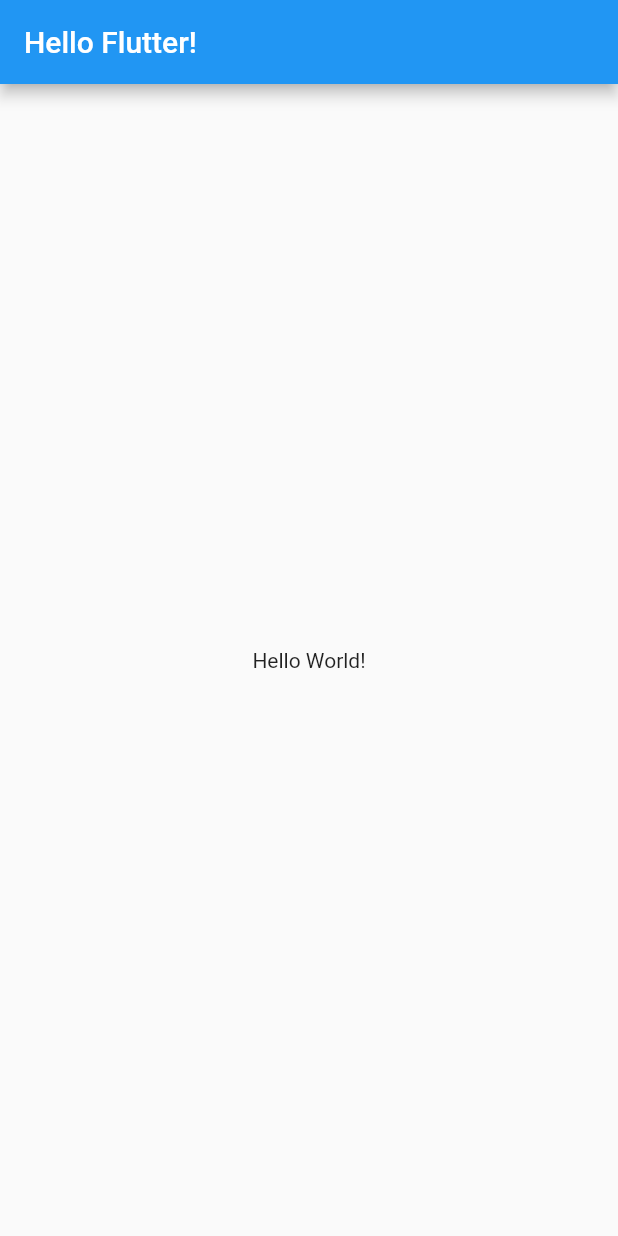
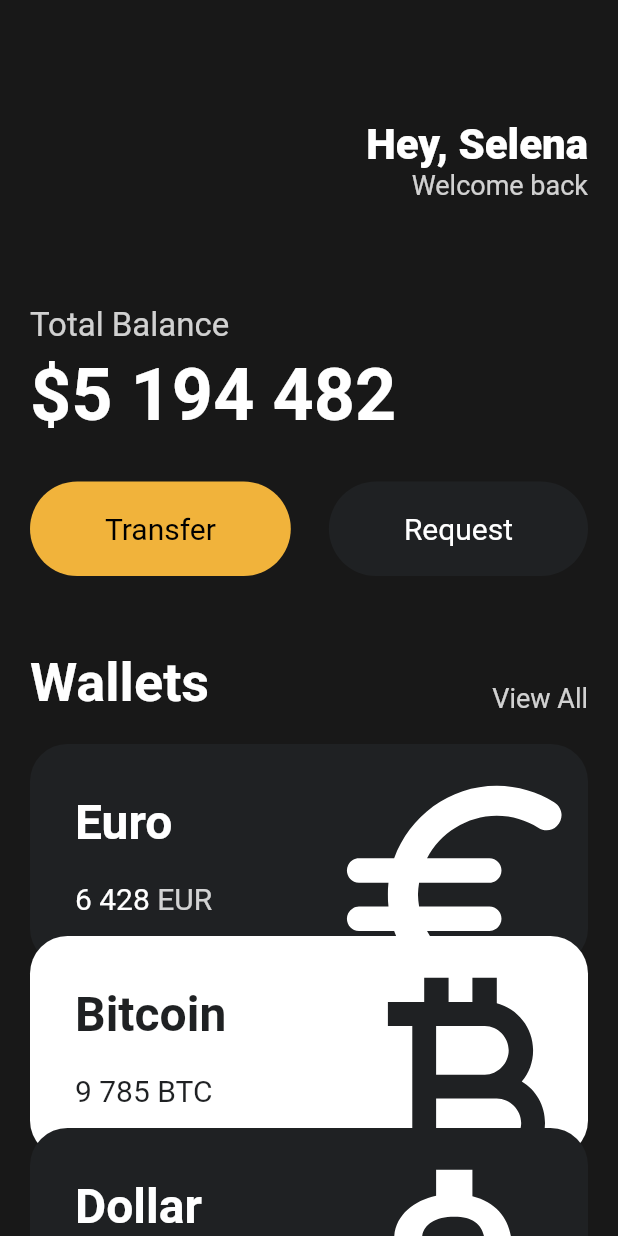
Before and after one commit to Moveuk/TIL, a Flutter app: the screen it shows after launch, on a phone screen of 412 x 824 dp. Run offline on Flutter 3.47's test engine with Material 2 defaults, Android fonts, the phone set to English and light mode, and no system bars.

Commit message:
add: Flutter UI Clone sample project

```diff
--- a/Language/flutter/toonflix/lib/main.dart
+++ b/Language/flutter/toonflix/lib/main.dart
@@ -1,19 +1,151 @@
 import 'package:flutter/material.dart';
+import 'package:toonflix/widgets/button.dart';
+import 'package:toonflix/widgets/currency_card.dart';
 
 void main() {
   runApp(App());
 }
 
 class App extends StatelessWidget {
+  const App({super.key});
+
   @override
   Widget build(BuildContext context) {
     return MaterialApp(
       home: Scaffold(
-        appBar: AppBar(
-          title: Text('Hello Flutter!'),
-        ),
-        body: Center(
-          child: Text('Hello World!'),
+        backgroundColor: const Color(0xFF181818),
+        body: SingleChildScrollView(
+          child: Padding(
+            padding: const EdgeInsets.symmetric(
+              horizontal: 20,
+            ),
+            child: Column(
+              crossAxisAlignment: CrossAxisAlignment.start,
+              children: [
+                const SizedBox(
+                  height: 80,
+                ),
+                const Row(
+                  mainAxisAlignment: MainAxisAlignment.end,
+                  children: [
+                    Column(
+                      crossAxisAlignment: CrossAxisAlignment.end,
+                      children: [
+                        Text(
+                          'Hey, Selena',
+                          style: TextStyle(
+                            color: Colors.white,
+                            fontSize: 28,
+                            fontWeight: FontWeight.w800,
+                          ),
+                        ),
+                        Text(
+                          'Welcome back',
+                          style: TextStyle(
+                            color: Color.fromRGBO(255, 255, 255, 0.8),
+                            fontSize: 18,
+                          ),
+                        ),
+                      ],
+                    )
+                  ],
+                ),
+                const SizedBox(
+                  height: 70,
+                ),
+                Text(
+                  'Total Balance',
+                  style: TextStyle(
+                    fontSize: 22,
+                    color: Colors.white.withOpacity(0.8),
+                  ),
+                ),
+                const SizedBox(
+                  height: 5,
+                ),
+                const Text(
+                  '\$5 194 482',
+                  style: TextStyle(
+                    fontSize: 48,
+                    fontWeight: FontWeight.w600,
+                    color: Colors.white,
+                  ),
+                ),
+                const SizedBox(
+                  height: 30,
+                ),
+                const Row(
+                  mainAxisAlignment: MainAxisAlignment.spaceBetween,
+                  children: [
+                    Button(
+                      text: 'Transfer',
+                      bgColor: Color(0xFFF1B33B),
+                      textColor: Colors.black,
+                    ),
+                    Button(
+                      text: 'Request',
+                      bgColor: Color(0xFF1F2123),
+                      textColor: Colors.white,
+                    ),
+                  ],
+                ),
+                const SizedBox(
+                  height: 50,
+                ),
+                Row(
+                  crossAxisAlignment: CrossAxisAlignment.end,
+                  mainAxisAlignment: MainAxisAlignment.spaceBetween,
+                  children: [
+                    const Text(
+                      'Wallets',
+                      style: TextStyle(
+                        color: Colors.white,
+                        fontSize: 36,
+                        fontWeight: FontWeight.w600,
+                      ),
+                    ),
+                    Text(
+                      'View All',
+                      style: TextStyle(
+                        color: Colors.white.withOpacity(0.8),
+                        fontSize: 18,
+                      ),
+                    ),
+                  ],
+                ),
+                const SizedBox(
+                  height: 20,
+                ),
+                const CurrencyCard(
+                  name: 'Euro',
+                  code: 'EUR',
+                  amount: '6 428',
+                  icon: Icons.euro_rounded,
+                  isInverted: false,
+                ),
+                Transform.translate(
+                  offset: const Offset(0, -20),
+                  child: const CurrencyCard(
+                    name: 'Bitcoin',
+                    code: 'BTC',
+                    amount: '9 785',
+                    icon: Icons.currency_bitcoin,
+                    isInverted: true,
+                  ),
+                ),
+                Transform.translate(
+                  offset: const Offset(0, -40),
+                  child: const CurrencyCard(
+                    name: 'Dollar',
+                    code: 'USD',
+                    amount: '428',
+                    icon: Icons.attach_money_outlined,
+                    isInverted: false,
+                  ),
+                ),
+              ],
+            ),
+          ),
         ),
       ),
     );
--- /dev/null
+++ b/Language/flutter/toonflix/lib/widgets/button.dart
@@ -0,0 +1,37 @@
+import 'package:flutter/material.dart';
+
+class Button extends StatelessWidget {
+  final String text;
+  final Color bgColor;
+  final Color textColor;
+
+  const Button({
+    super.key,
+    required this.text,
+    required this.bgColor,
+    required this.textColor,
+  });
+
+  @override
+  Widget build(BuildContext context) {
+    return Container(
+      decoration: BoxDecoration(
+        color: bgColor,
+        borderRadius: BorderRadius.circular(45),
+      ),
+      child: Padding(
+        padding: const EdgeInsets.symmetric(
+          vertical: 20,
+          horizontal: 50,
+        ),
+        child: Text(
+          text,
+          style: TextStyle(
+            color: textColor,
+            fontSize: 20,
+          ),
+        ),
+      ),
+    );
+  }
+}
--- /dev/null
+++ b/Language/flutter/toonflix/lib/widgets/currency_card.dart
@@ -0,0 +1,90 @@
+import 'package:flutter/material.dart';
+
+class CurrencyCard extends StatelessWidget {
+  final String name, code, amount;
+  final IconData icon;
+  final bool isInverted;
+
+  final _blackColor = const Color(0xFF1F2123);
+
+  const CurrencyCard({
+    super.key,
+    required this.name,
+    required this.code,
+    required this.amount,
+    required this.icon,
+    required this.isInverted,
+  });
+
+  @override
+  Widget build(BuildContext context) {
+    return Container(
+      clipBehavior: Clip.hardEdge,
+      decoration: BoxDecoration(
+        color: isInverted ? Colors.white : _blackColor,
+        borderRadius: BorderRadius.circular(25),
+      ),
+      child: Padding(
+        padding: const EdgeInsets.all(30),
+        child: Row(
+          mainAxisAlignment: MainAxisAlignment.spaceBetween,
+          children: [
+            Column(
+              crossAxisAlignment: CrossAxisAlignment.start,
+              children: [
+                Text(
+                  name,
+                  style: TextStyle(
+                    color: isInverted ? _blackColor : Colors.white,
+                    fontSize: 32,
+                    fontWeight: FontWeight.w600,
+                  ),
+                ),
+                const SizedBox(
+                  height: 20,
+                ),
+                Row(
+                  children: [
+                    Text(
+                      amount,
+                      style: TextStyle(
+                        color: isInverted ? _blackColor : Colors.white,
+                        fontSize: 20,
+                      ),
+                    ),
+                    const SizedBox(
+                      width: 5,
+                    ),
+                    Text(
+                      code,
+                      style: TextStyle(
+                        color: isInverted
+                            ? _blackColor
+                            : Colors.white.withOpacity(0.8),
+                        fontSize: 20,
+                      ),
+                    ),
+                  ],
+                )
+              ],
+            ),
+            Transform.scale(
+              scale: 2.2,
+              child: Transform.translate(
+                offset: const Offset(
+                  -5,
+                  12,
+                ),
+                child: Icon(
+                  icon,
+                  color: isInverted ? _blackColor : Colors.white,
+                  size: 88,
+                ),
+              ),
+            )
+          ],
+        ),
+      ),
+    );
+  }
+}
```
